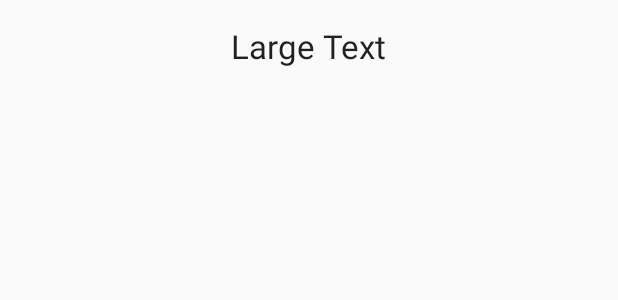
After one commit to marcosmercuri/TipCalc, an Android app: the layout item_row.xml on its own in the app's theme, with its tools: preview values and no code run, on a phone screen of 412 x 824 dp. The commit adds this screen. Shown: the top 300 px of the screen. Run offline under Robolectric (Android 15) with nearby library versions, the phone set to English and light mode, and no system bars.

Commit message:
Add tipRecord and item_row

```diff
--- /dev/null
+++ b/app/src/main/res/layout/item_row.xml
@@ -0,0 +1,14 @@
+<?xml version="1.0" encoding="utf-8"?>
+<LinearLayout xmlns:android="http://schemas.android.com/apk/res/android"
+    android:orientation="vertical" android:layout_width="match_parent"
+    android:layout_height="match_parent">
+
+    <TextView
+        android:layout_width="wrap_content"
+        android:layout_height="wrap_content"
+        android:layout_gravity="center"
+        android:padding="@dimen/activity_horizontal_margin"
+        android:textAppearance="?android:attr/textAppearanceLarge"
+        android:text="Large Text"
+        android:id="@+id/txtContent" />
+</LinearLayout>
```
Also changed, not shown: app/src/main/java/course/com/tipcalc/adapters/TipAdapter.java (added, +66 -0 lines), app/src/main/java/course/com/tipcalc/model/TipRecord.java (added, +44 -0 lines), app/src/main/res/layout/fragment_tip_history_list.xml (+4 -3 lines).
